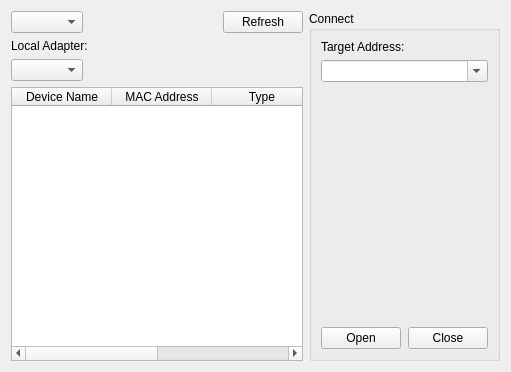
wh201906/SerialTest, file src/ui/devicetab.ui: the form before one commit.
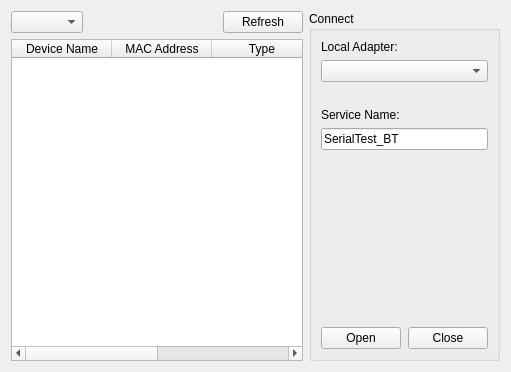
The form after the commit. The open tabs and pages were chosen to show the change.

Commit message: BT server, doesn't work

The edit to the form file:
```diff
--- a/src/ui/devicetab.ui
+++ b/src/ui/devicetab.ui
@@ -245,6 +245,55 @@
          </item>
         </layout>
        </widget>
+       <widget class="QWidget" name="BTServerListPage">
+        <layout class="QVBoxLayout" name="verticalLayout_8">
+         <property name="leftMargin">
+          <number>0</number>
+         </property>
+         <property name="topMargin">
+          <number>0</number>
+         </property>
+         <property name="rightMargin">
+          <number>0</number>
+         </property>
+         <property name="bottomMargin">
+          <number>0</number>
+         </property>
+         <item>
+          <widget class="QTableWidget" name="BTServer_deviceList">
+           <property name="editTriggers">
+            <set>QAbstractItemView::NoEditTriggers</set>
+           </property>
+           <property name="selectionMode">
+            <enum>QAbstractItemView::SingleSelection</enum>
+           </property>
+           <property name="selectionBehavior">
+            <enum>QAbstractItemView::SelectRows</enum>
+           </property>
+           <column>
+            <property name="text">
+             <string>Device Name</string>
+            </property>
+           </column>
+           <column>
+            <property name="text">
+             <string>MAC Address</string>
+            </property>
+           </column>
+           <column>
+            <property name="text">
+             <string>Type</string>
+            </property>
+           </column>
+           <column>
+            <property name="text">
+             <string>RSSI</string>
+            </property>
+           </column>
+          </widget>
+         </item>
+        </layout>
+       </widget>
        <widget class="QWidget" name="NetPage">
         <layout class="QVBoxLayout" name="verticalLayout_6">
          <property name="leftMargin">
@@ -311,7 +360,7 @@
       <item>
        <widget class="QStackedWidget" name="argsStack">
         <property name="currentIndex">
-         <number>1</number>
+         <number>2</number>
         </property>
         <widget class="QWidget" name="SPArgsPage">
          <layout class="QGridLayout" name="gridLayout">
@@ -563,6 +612,62 @@
           </item>
          </layout>
         </widget>
+        <widget class="QWidget" name="BTServerArgsPage">
+         <layout class="QVBoxLayout" name="verticalLayout_9">
+          <property name="leftMargin">
+           <number>0</number>
+          </property>
+          <property name="topMargin">
+           <number>0</number>
+          </property>
+          <property name="rightMargin">
+           <number>0</number>
+          </property>
+          <property name="bottomMargin">
+           <number>0</number>
+          </property>
+          <item>
+           <widget class="QLabel" name="label_3">
+            <property name="text">
+             <string>Local Adapter:</string>
+            </property>
+           </widget>
+          </item>
+          <item>
+           <widget class="QComboBox" name="BTServer_adapterBox"/>
+          </item>
+          <item>
+           <widget class="QLabel" name="BTServer_localAddrLabel"/>
+          </item>
+          <item>
+           <widget class="QLabel" name="label_4">
+            <property name="text">
+             <string>Service Name:</string>
+            </property>
+           </widget>
+          </item>
+          <item>
+           <widget class="QLineEdit" name="BTServer_serviceNameEdit">
+            <property name="text">
+             <string>SerialTest_BT</string>
+            </property>
+           </widget>
+          </item>
+          <item>
+           <spacer name="verticalSpacer_3">
+            <property name="orientation">
+             <enum>Qt::Vertical</enum>
+            </property>
+            <property name="sizeHint" stdset="0">
+             <size>
+              <width>20</width>
+              <height>155</height>
+             </size>
+            </property>
+           </spacer>
+          </item>
+         </layout>
+        </widget>
        </widget>
       </item>
       <item>
```
The commit also changes 5 other files.
